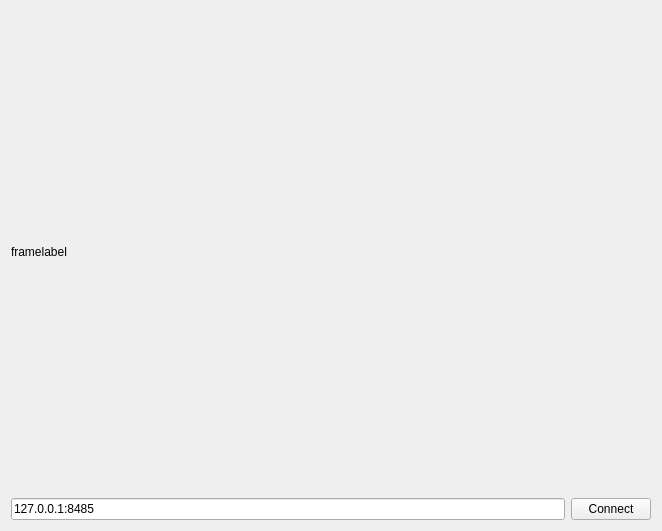
The window that UiFiles/cameraContainer.ui (knr-auv/PC_GUI) describes before a commit, drawn with Qt 5.
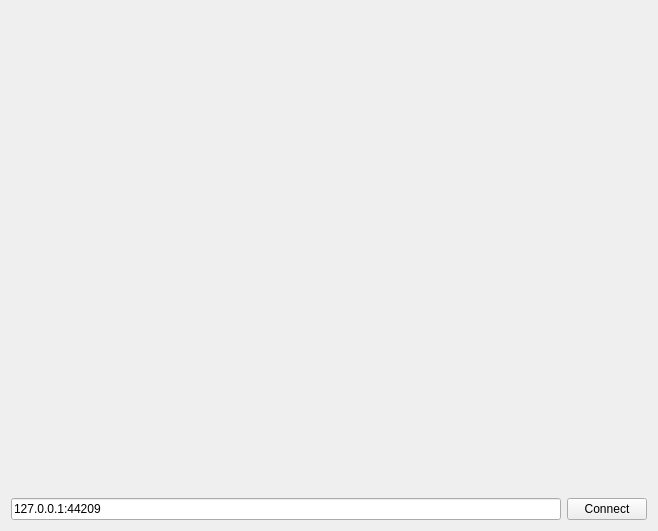
The same window after the commit.

The edit to the form file:
```diff
--- a/UiFiles/cameraContainer.ui
+++ b/UiFiles/cameraContainer.ui
@@ -15,24 +15,14 @@
   </property>
   <layout class="QVBoxLayout" name="verticalLayout">
    <item>
-    <widget class="QLabel" name="framelabel">
-     <property name="minimumSize">
-      <size>
-       <width>640</width>
-       <height>480</height>
-      </size>
-     </property>
-     <property name="text">
-      <string>framelabel</string>
-     </property>
-    </widget>
+    <widget class="QWidget" name="frameWidget" native="true"/>
    </item>
    <item>
     <layout class="QHBoxLayout" name="horizontalLayout">
      <item>
       <widget class="QLineEdit" name="clientData">
        <property name="text">
-        <string>127.0.0.1:8485</string>
+        <string>127.0.0.1:44209</string>
        </property>
       </widget>
      </item>
```
Left out of the diff: 4 changed lines with no effect on the pictures.
